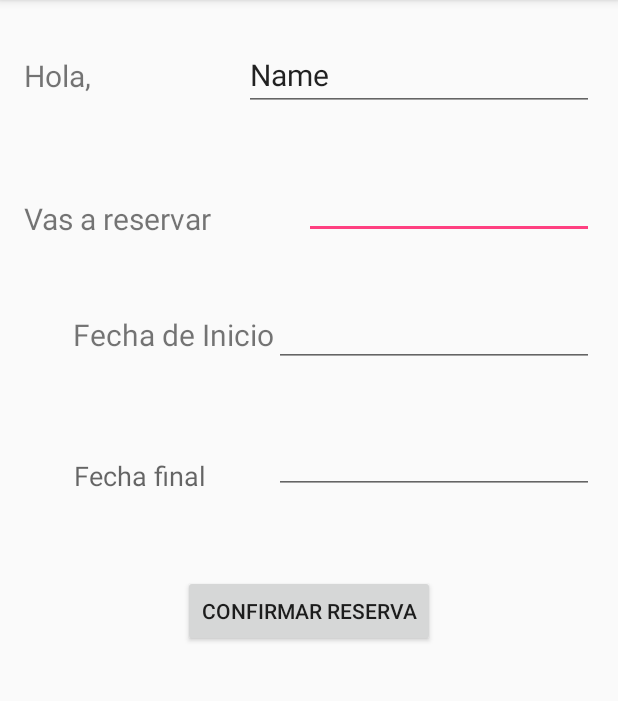
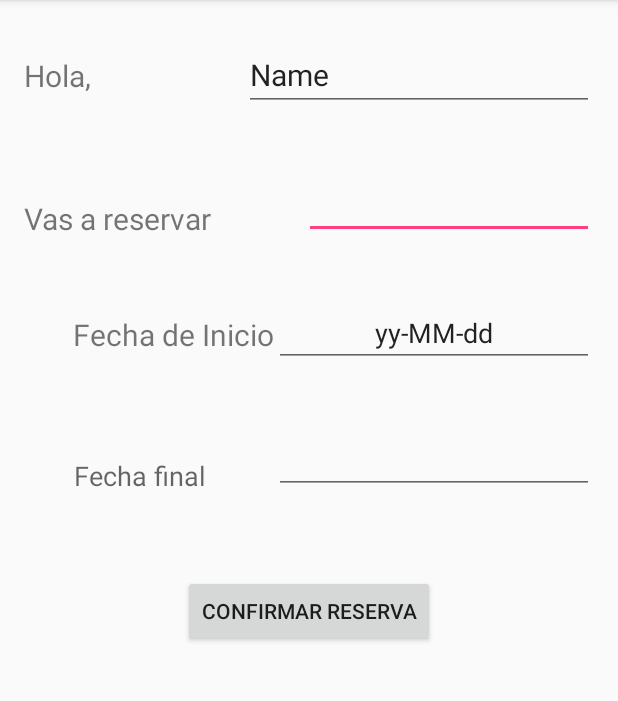
Before and after one commit to kapc0403/ParcialPeliculasReserva, an Android app: the Reserva screen opened directly, with no data from a screen before it, on a phone screen of 412 x 824 dp, the part 84-785 px from its top. Run offline under Robolectric (Android 15) with nearby library versions, the phone set to English and light mode, and no system bars.

Commit message:
Reserva Parte 1

```diff
--- a/app/src/main/java/reserva_peliculas_parcial/com/parcialpeliculasreserva/DBHelper.java
+++ b/app/src/main/java/reserva_peliculas_parcial/com/parcialpeliculasreserva/DBHelper.java
@@ -25,13 +25,13 @@ public class DBHelper extends SQLiteOpenHelper {
 
         db.execSQL("insert into usuarios values(01,'admin','admin','Kevin Prieto')");
         db.execSQL("insert into usuarios values(02,'invitado','invitado','Angelica Garnica')");
+        db.execSQL("insert into usuarios values(03,'william','123','William Dueñas')");
 
         db.execSQL("insert into peliculas values(01,'Los siete magnificos','1:50:00','Accion','Blu Ray', 'imagenaca', 'El usuario a  la hora de reservar una película podrá seleccionar fecha de inicio y fech según la cantidad de días.','5','2500')");
         db.execSQL("insert into peliculas values(02,'EL conjuro','2:10:00','Terror','Blu Ray 3D', 'imagenaca', 'Inicio y fecha final, automáticamente el sistema calculara el costo del alquiler según la cantidad de días.','3','1500')");
         db.execSQL("insert into peliculas values(03,'Central Intelligence','1:20:00','Comedias','Blu Ray 3D', 'imagenaca', 'Inicio y fecha final, automáticamente el sistema calculara el costo del alquiler según la cantidad de días.','3','4000')");
         db.execSQL("insert into peliculas values(04,'The Dead Room','2:50:00','Terror','Blu Ray', 'imagenaca', 'Inicio y fecha final, automáticamente el sistema calculara el costo del alquiler según la cantidad de días.','2','2200')");
         db.execSQL("insert into peliculas values(05,'Terrafomars','1:40:00','Terror','Blu Ray', 'imagenaca', 'Inicio y fecha final, automáticamente el sistema calculara el costo del alquiler según la cantidad de días.','1','1200')");
-
     }
 
     @Override
--- a/app/src/main/res/layout/activity_reserva.xml
+++ b/app/src/main/res/layout/activity_reserva.xml
@@ -30,7 +30,8 @@
         android:textAlignment="center"
         android:layout_alignTop="@+id/textView11"
         android:layout_alignParentEnd="true"
-        android:layout_marginTop="-10dp" />
+        android:layout_marginTop="-10dp"
+        android:text="yy-MM-dd" />
 
     <TextView
         android:layout_width="wrap_content"
@@ -105,6 +106,7 @@
         android:id="@+id/button5"
         android:layout_below="@+id/textView12"
         android:layout_centerHorizontal="true"
-        android:layout_marginTop="54dp" />
+        android:layout_marginTop="54dp"
+        android:onClick="reservarPelicula" />
 
 </RelativeLayout>
--- a/app/src/main/res/layout/itemlayout.xml
+++ b/app/src/main/res/layout/itemlayout.xml
@@ -1,5 +1,5 @@
 <?xml version="1.0" encoding="utf-8"?>
-<LinearLayout xmlns:android="http://schemas.android.com/apk/res/android"
+<RelativeLayout xmlns:android="http://schemas.android.com/apk/res/android"
     android:layout_width="match_parent"
     android:layout_height="match_parent"
     android:orientation="vertical">
@@ -15,4 +15,4 @@
         android:layout_width="wrap_content"
         android:layout_height="wrap_content"
         android:id="@+id/txt" />
-</LinearLayout>
+</RelativeLayout>
```
Also changed, not shown: app/src/main/java/reserva_peliculas_parcial/com/parcialpeliculasreserva/Reserva.java (+49 -5 lines).
